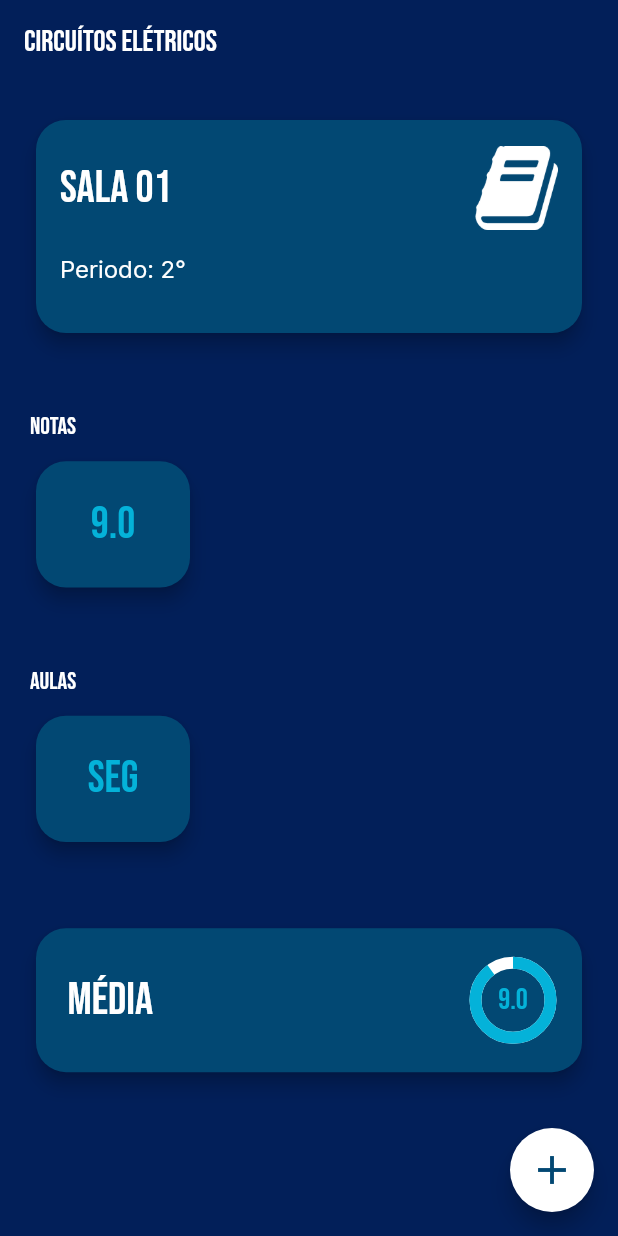
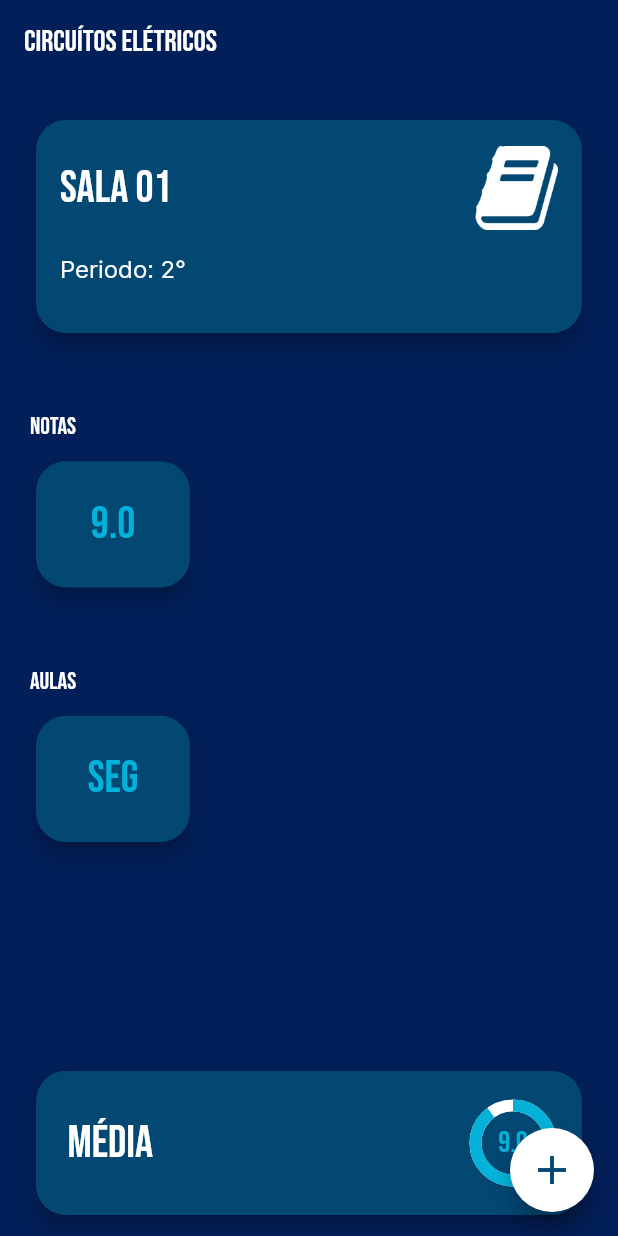
Before and after one commit to yurilima7/Acad-Facil, a Flutter app: the screen it shows after launch, after a tap on "Circuítos Elétricos", on a phone screen of 412 x 824 dp. Run offline on Flutter 3.47's test engine with Material 2 defaults, Android fonts, the phone set to English and light mode, and no system bars; our stand-ins replace flutter_svg.

Commit message:
Fixando card
Card fixado no fim da tela

```diff
--- a/acad_facil/lib/App/Screens/Details_Screen/details_screen.dart
+++ b/acad_facil/lib/App/Screens/Details_Screen/details_screen.dart
@@ -24,11 +24,19 @@ class DetailsScreen extends StatelessWidget {
         automaticallyImplyLeading: false,
       ),
 
-      body: SingleChildScrollView(
+      body: Padding(
+        padding: const EdgeInsets.only(
+          left: 20.0,
+          right: 20.0,
+          top: 20.0,
+          bottom: 10,
+        ),
+
+        child: Column(
+          children: [
+            Expanded(
+              child: SingleChildScrollView(
                 physics: const BouncingScrollPhysics(),
-
-        child: Padding(
-          padding: const EdgeInsets.all(20.0),
 
                 child: Wrap(
                   runSpacing: MediaQuery.of(context).size.height * 0.06,
@@ -60,9 +68,13 @@ class DetailsScreen extends StatelessWidget {
                       ],
                     ),
 
+                  ],
+                ),
+              ),
+            ),
+
             LocalAvarage(avarage: disciplines.avarage,),
           ],
-          ),
         ),
       ),
 
```
Lines whose indentation alone changed are shown as unchanged.
